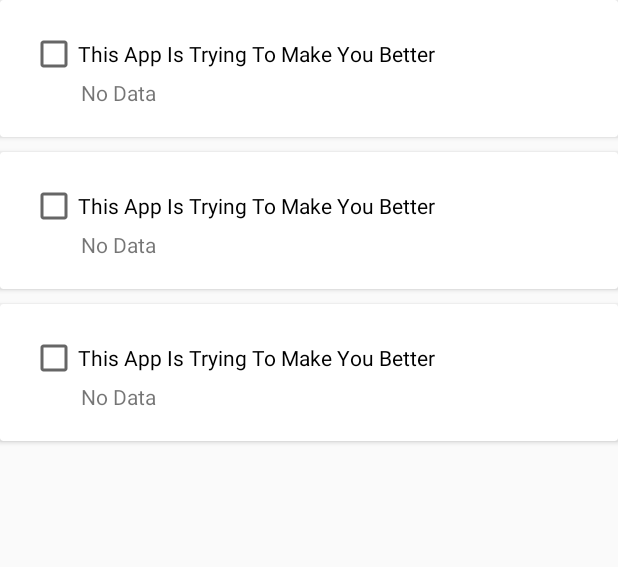
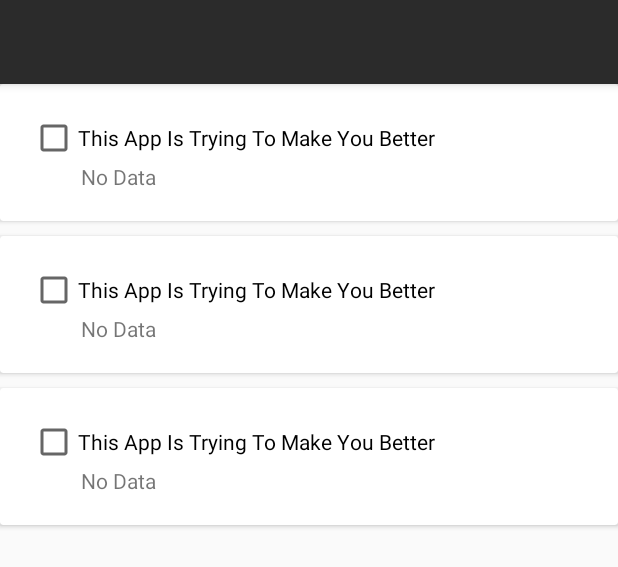
Before and after one commit to setyotontowi/menko, an Android app: the layout activity_history.xml on its own in the app's theme, with its tools: preview values and no code run, on a phone screen of 412 x 824 dp. Shown: the top 567 px of the screen. Run offline under Robolectric (Android 15) with nearby library versions, the light colour scheme and no system bars.

Commit message:
Add Task History (#16)

```diff
--- a/app/src/main/AndroidManifest.xml
+++ b/app/src/main/AndroidManifest.xml
@@ -10,12 +10,14 @@
         android:roundIcon="@mipmap/ic_launcher_round"
         android:supportsRtl="true"
         android:theme="@style/AppTheme">
-        <activity android:name=".activity.HistoryActivity"></activity>
+        <activity
+            android:name=".activity.HistoryActivity"
+            android:theme="@style/AppTheme.NoActionBar" />
         <activity
             android:name=".activity.IntroActivity"
             android:configChanges="orientation|keyboardHidden|screenSize"
             android:label="@string/title_activity_intro"
-            android:theme="@style/FullscreenTheme"></activity>
+            android:theme="@style/FullscreenTheme" />
         <activity
             android:name=".activity.MainActivity"
             android:label="@string/app_name"
--- a/app/src/main/java/com/project/thisappistryingtomakeyoubetter/util/TaskDao.java
+++ b/app/src/main/java/com/project/thisappistryingtomakeyoubetter/util/TaskDao.java
@@ -18,6 +18,9 @@ public interface TaskDao {
     @Query("SELECT * FROM task WHERE date BETWEEN :from AND :to")
     LiveData<List<Task>> getTasks(Date from, Date to);
 
+    @Query("SELECT * FROM task WHERE date ORDER BY date DESC")
+    LiveData<List<Task>> getAllTasks();
+
     @Insert(onConflict = OnConflictStrategy.REPLACE)
     void insertAll(Task... task);
 
--- a/app/src/main/res/layout/activity_history.xml
+++ b/app/src/main/res/layout/activity_history.xml
@@ -1,14 +1,41 @@
 <?xml version="1.0" encoding="utf-8"?>
-<androidx.constraintlayout.widget.ConstraintLayout xmlns:android="http://schemas.android.com/apk/res/android"
+<androidx.coordinatorlayout.widget.CoordinatorLayout xmlns:android="http://schemas.android.com/apk/res/android"
     xmlns:app="http://schemas.android.com/apk/res-auto"
     xmlns:tools="http://schemas.android.com/tools"
     android:layout_width="match_parent"
     android:layout_height="match_parent"
     tools:context=".activity.HistoryActivity">
 
-    <androidx.recyclerview.widget.RecyclerView
+    <com.google.android.material.appbar.AppBarLayout
+        android:layout_width="match_parent"
+        android:layout_height="wrap_content"
+        android:theme="@style/AppTheme.AppBarOverlay">
+
+        <androidx.appcompat.widget.Toolbar
+            android:id="@+id/toolbar"
+            android:layout_width="match_parent"
+            android:layout_height="?attr/actionBarSize"
+            android:background="?attr/colorPrimaryDark"
+            app:popupTheme="@style/AppTheme.AppBarOverlay"
+            app:titleTextColor="@color/textPrimaryDark" />
+
+    </com.google.android.material.appbar.AppBarLayout>
+
+    <LinearLayout
         android:layout_width="match_parent"
         android:layout_height="match_parent"
-        tools:listitem="@layout/view_task"/>
+        android:orientation="vertical"
+        app:layout_behavior="@string/appbar_scrolling_view_behavior">
 
-</androidx.constraintlayout.widget.ConstraintLayout>
+        <androidx.recyclerview.widget.RecyclerView
+            android:id="@+id/list_task"
+            android:layout_width="match_parent"
+            android:layout_height="match_parent"
+            app:layout_constraintBottom_toBottomOf="parent"
+            app:layout_constraintLeft_toLeftOf="parent"
+            app:layout_constraintRight_toRightOf="parent"
+            app:layout_constraintTop_toTopOf="parent"
+            tools:listitem="@layout/view_task" />
+    </LinearLayout>
+
+</androidx.coordinatorlayout.widget.CoordinatorLayout>
--- a/app/src/main/res/layout/activity_main.xml
+++ b/app/src/main/res/layout/activity_main.xml
@@ -16,8 +16,8 @@
             android:layout_width="match_parent"
             android:layout_height="?attr/actionBarSize"
             android:background="?attr/colorPrimaryDark"
-            app:titleTextColor="@color/textPrimaryDark"
-            app:popupTheme="@style/AppTheme.AppBarOverlay" />
+            app:popupTheme="@style/AppTheme.AppBarOverlay"
+            app:titleTextColor="@color/textPrimaryDark" />
 
     </com.google.android.material.appbar.AppBarLayout>
 
--- a/app/src/main/res/menu/menu_main.xml
+++ b/app/src/main/res/menu/menu_main.xml
@@ -3,8 +3,8 @@
     xmlns:tools="http://schemas.android.com/tools"
     tools:context="com.project.thisappistryingtomakeyoubetter.activity.MainActivity">
     <item
-        android:id="@+id/action_settings"
+        android:id="@+id/action_history"
         android:orderInCategory="100"
-        android:title="@string/action_settings"
+        android:title="@string/action_history"
         app:showAsAction="never" />
 </menu>
--- a/app/src/main/res/values/strings.xml
+++ b/app/src/main/res/values/strings.xml
@@ -1,7 +1,7 @@
 <resources>
     <string name="app_name">This App Is Trying To Make You Better</string>
     <string name="app_alias">Menko</string>
-    <string name="action_settings">Settings</string>
+    <string name="action_history">History</string>
 
     <!-- Settings String-->
     <string name="prefSetting">pref_setting</string>
```
Also changed, not shown: app/build.gradle (+26 -4 lines), app/src/main/java/com/project/thisappistryingtomakeyoubetter/activity/HistoryActivity.kt (+68 -2 lines), app/src/main/java/com/project/thisappistryingtomakeyoubetter/activity/MainActivity.java (+5 -11 lines), app/src/main/java/com/project/thisappistryingtomakeyoubetter/adapter/TaskAdapter.java (+5 -20 lines), app/src/main/java/com/project/thisappistryingtomakeyoubetter/fragment/DayFragment.java (+6 -17 lines), app/src/main/java/com/project/thisappistryingtomakeyoubetter/util/TaskRepository.java (+13 -24 lines).
